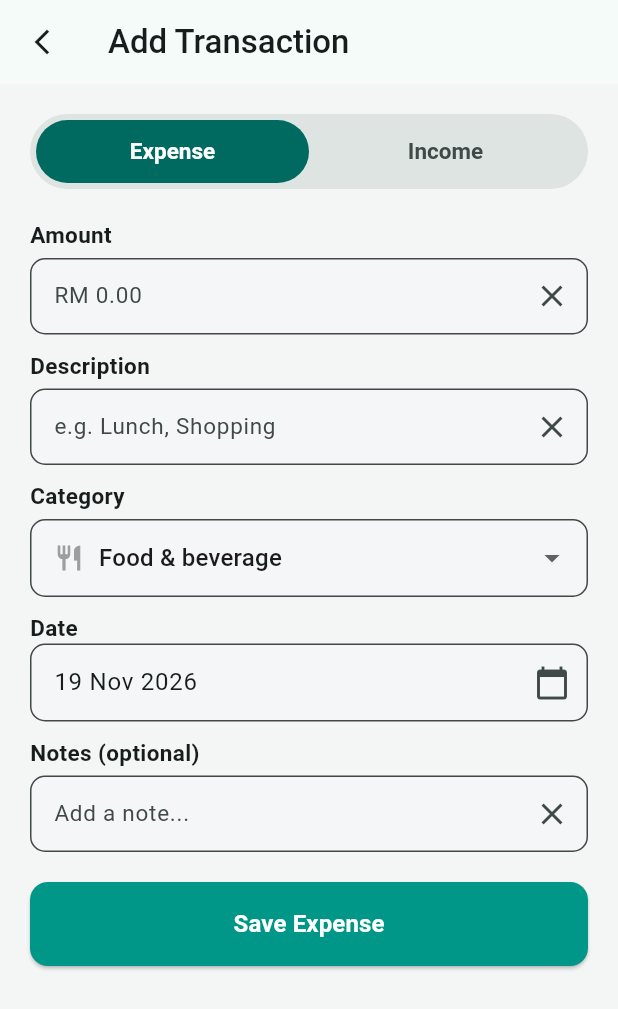
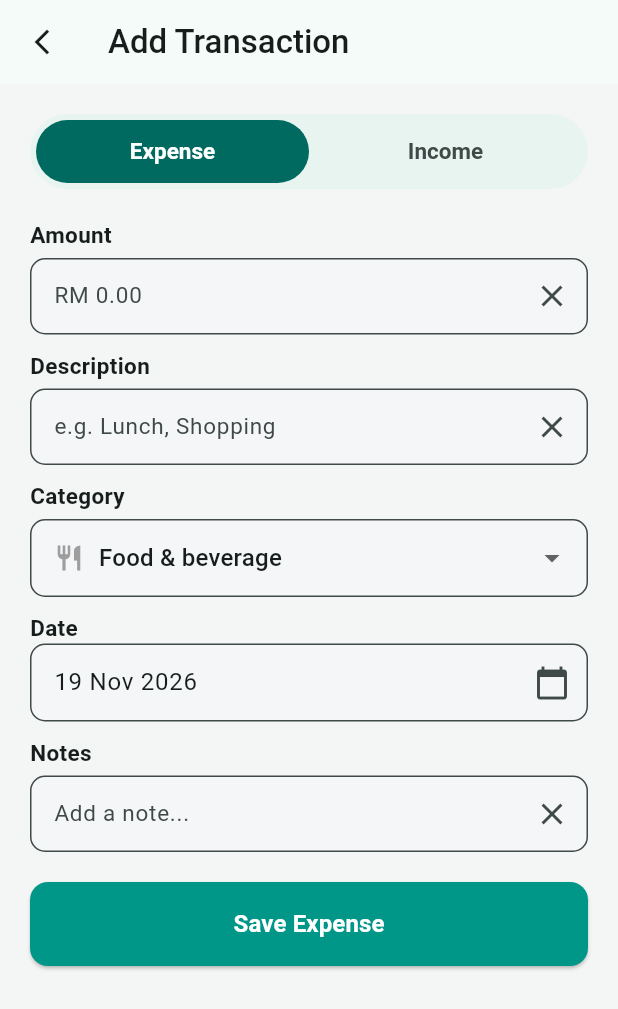
Before and after one commit to emiOS36/BUKU555, a Flutter app: the AddTransactionScreen screen opened directly, on a phone screen of 412 x 824 dp. Shown: the top 1009 px of the screen. Run offline on Flutter 3.47's test engine with Material 3 defaults, Android fonts, the phone set to English and light mode, and no system bars; our stand-ins replace fl_chart, material_ui, shared_preferences, sqflite; accounts and stored records are empty.

Commit message:
Update suitable theme, adjust shadow on card and change amount textfield keyboardtype to number only

```diff
--- a/lib/screens/add_transaction_screen.dart
+++ b/lib/screens/add_transaction_screen.dart
@@ -189,6 +189,9 @@ class _AddTransactionScreenState extends State<AddTransactionScreen> {
                 hintText:
                     '${CurrencyPreferences.instance.current.value.symbol} 0.00',
                 controller: _amountController,
+                keyboardType: const TextInputType.numberWithOptions(
+                  decimal: true,
+                ),
               ),
               const SizedBox(height: 10),
               LabelTextField(
@@ -210,7 +213,7 @@ class _AddTransactionScreenState extends State<AddTransactionScreen> {
               ),
               const SizedBox(height: 10),
               LabelTextField(
-                label: 'Notes (optional)',
+                label: 'Notes',
                 hintText: 'Add a note...',
                 controller: _notesController,
               ),
--- a/lib/screens/home_screen.dart
+++ b/lib/screens/home_screen.dart
@@ -183,8 +183,8 @@ class HomeScreenState extends State<HomeScreen> {
                 boxShadow: [
                   BoxShadow(
                     color: Colors.grey.withValues(alpha: 0.4),
-                    blurRadius: 8,
-                    offset: const Offset(0, 3),
+                    blurRadius: 2,
+                    offset: const Offset(3, 5),
                   ),
                 ],
               ),
--- a/lib/screens/navigation_screen.dart
+++ b/lib/screens/navigation_screen.dart
@@ -136,8 +136,8 @@ class _NavigationScreenState extends State<NavigationScreen> {
               child: AnimatedSlide(
                 offset: index == _selectedIndex
                     ? Offset.zero
-                    : const Offset(0, 0.025),
-                duration: const Duration(milliseconds: 220),
+                    : const Offset(0, 0.05),
+                duration: const Duration(milliseconds: 1220),
                 curve: Curves.easeOutCubic,
                 child: AnimatedOpacity(
                   opacity: index == _selectedIndex ? 1 : 0,
--- a/lib/widgets/label_text_field.dart
+++ b/lib/widgets/label_text_field.dart
@@ -4,12 +4,14 @@ class LabelTextField extends StatelessWidget {
   final String label;
   final String hintText;
   final TextEditingController controller;
+  final TextInputType keyboardType;
 
   const LabelTextField({
     super.key,
     required this.label,
     required this.hintText,
     required this.controller,
+    this.keyboardType = TextInputType.text,
   });
 
   @override
@@ -24,6 +26,7 @@ class LabelTextField extends StatelessWidget {
         SizedBox(height: 5),
         TextField(
           controller: controller,
+          keyboardType: keyboardType,
           style: TextStyle(fontSize: 15),
           decoration: InputDecoration(
             filled: true,
--- a/lib/widgets/pill_toggle.dart
+++ b/lib/widgets/pill_toggle.dart
@@ -30,6 +30,7 @@ class PillToggle<T> extends StatelessWidget {
 
   @override
   Widget build(BuildContext context) {
+    final scheme = Theme.of(context).colorScheme;
     final selectedIndex = options.indexWhere((o) => o.value == selected);
     assert(selectedIndex != -1, 'selected value is not in options');
 
@@ -40,7 +41,7 @@ class PillToggle<T> extends StatelessWidget {
       height: 50,
       padding: const EdgeInsets.all(4),
       decoration: BoxDecoration(
-        color: Theme.of(context).colorScheme.surfaceContainerHighest,
+        color: Color.lerp(scheme.surface, scheme.primary, 0.05)!,
         borderRadius: BorderRadius.circular(30),
       ),
       child: Stack(
--- a/lib/widgets/reusable_card.dart
+++ b/lib/widgets/reusable_card.dart
@@ -25,9 +25,9 @@ class ReusableCard extends StatelessWidget {
         boxShadow: [
           BoxShadow(
             color: Colors.grey.withValues(alpha: 0.4),
-            blurRadius: 8,
+            blurRadius: 2,
             spreadRadius: 0,
-            offset: const Offset(0, 3),
+            offset: const Offset(3, 5),
           ),
         ],
       ),
```
